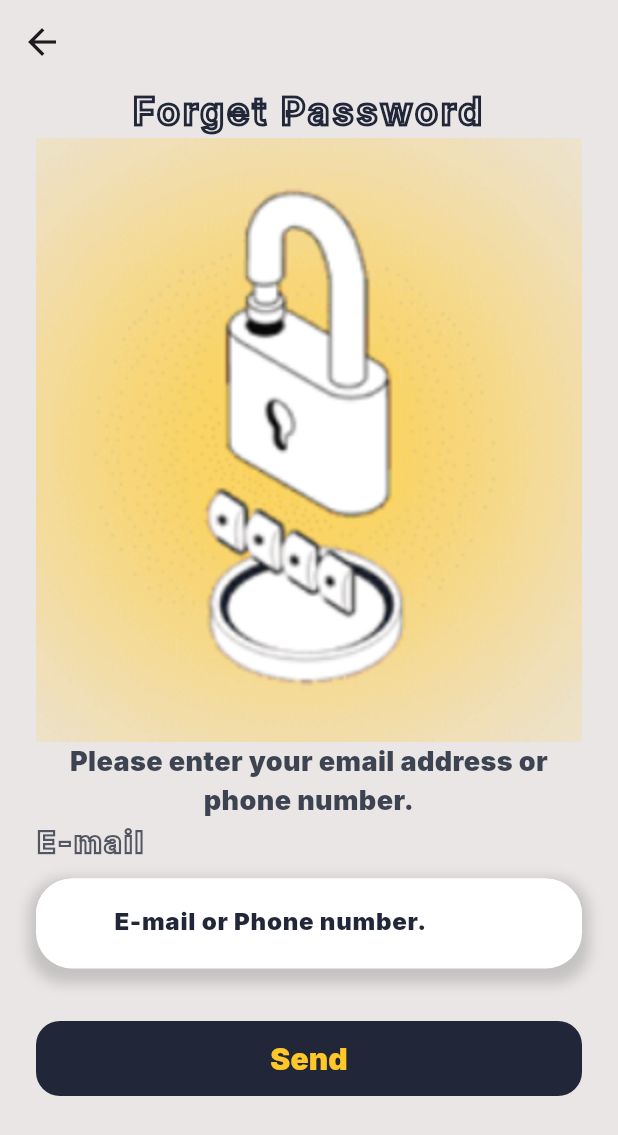
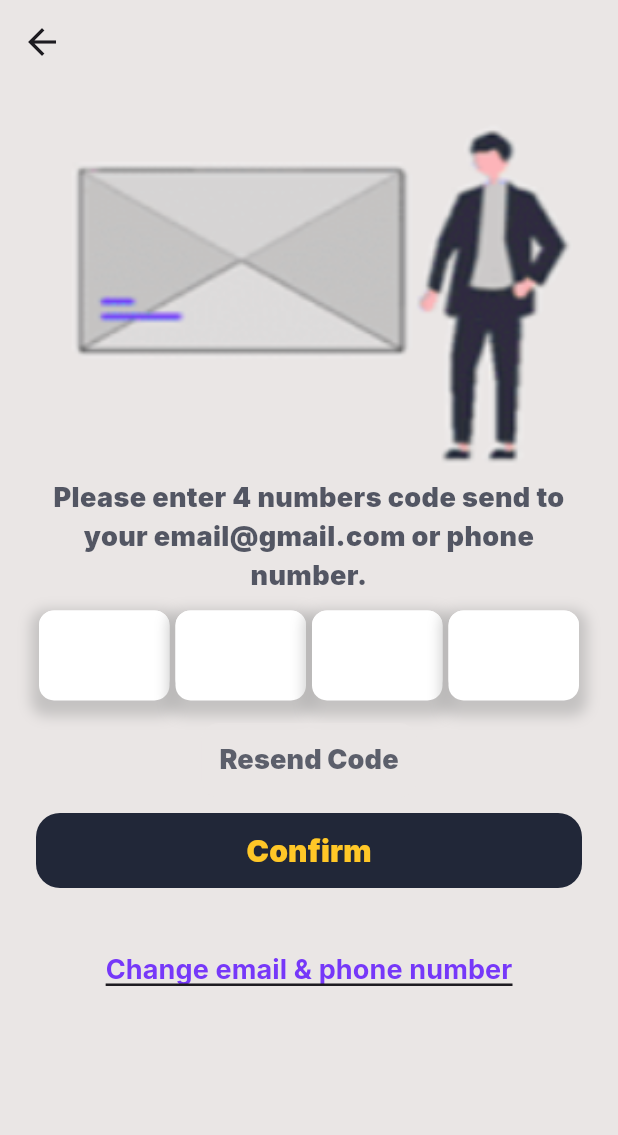
Before and after one commit to mohamedredaelsheikh/Atlia_art_app, a Flutter app: the ForgetPasswordView screen opened by its route, after a tap on "Send", on a phone screen of 412 x 824 dp. Shown: the top 1135 px of the screen. Run offline on Flutter 3.47's test engine with Material 3 defaults, Android fonts, the phone set to English and light mode, and no system bars; our stand-ins replace flutter_svg, go_router, google_fonts.

Commit message:
Reset password ui done.

```diff
--- a/lib/core/utils/app_router.dart
+++ b/lib/core/utils/app_router.dart
@@ -2,6 +2,7 @@ import 'package:atlia_art/core/utils/constants.dart';
 import 'package:atlia_art/features/Auth/presentation/views/forget_password_view.dart';
 import 'package:atlia_art/features/Auth/presentation/views/login_view.dart';
 import 'package:atlia_art/features/Auth/presentation/views/register_view.dart';
+import 'package:atlia_art/features/Auth/presentation/views/reset_password_view.dart';
 import 'package:atlia_art/features/Auth/presentation/views/welcome_view.dart';
 import 'package:atlia_art/features/splash/presentation/views/spalsh_view.dart';
 import 'package:go_router/go_router.dart';
@@ -29,6 +30,10 @@ abstract class AppRouter {
         path: kForgetPasswordView,
         builder: (context, state) => const ForgetPasswordView(),
       ),
+      GoRoute(
+        path: kResetPassword,
+        builder: (context, state) => const ResetPassword(),
+      ),
     ],
   );
 }
--- a/lib/core/utils/constants.dart
+++ b/lib/core/utils/constants.dart
@@ -8,9 +8,11 @@ const kWelcomeView = '/welcomeview';
 const kRegisterView = '/RegisterView';
 const kLoginView = '/LoginView';
 const kForgetPasswordView = '/ForgetPasswordView';
+const kResetPassword = '/ResetPassword';
+
 const kMyImage = "assets/images/my_image.jpg";
-
 const kGoogleLogo = "assets/images/google_icon.png";
 const kAppleLogo = "assets/images/Apple-Iphone-Logo.png";
 const kHelloImage = "assets/images/Hello-cuate.svg";
 const kLockImage = 'assets/images/lock.png';
+const kOtpImage = 'assets/images/otp_image.png';
--- /dev/null
+++ b/lib/features/Auth/presentation/views/reset_password_view.dart
@@ -0,0 +1,27 @@
+import 'package:atlia_art/features/Auth/presentation/widgets/reset_password_view_body.dart';
+import 'package:flutter/material.dart';
+import 'package:go_router/go_router.dart';
+
+class ResetPassword extends StatelessWidget {
+  const ResetPassword({super.key});
+
+  @override
+  Widget build(BuildContext context) {
+    return Scaffold(
+      appBar: AppBar(
+        backgroundColor: Colors.transparent,
+        elevation: 0,
+        leading: IconButton(
+          onPressed: () {
+            GoRouter.of(context).pop();
+          },
+          icon: const Icon(
+            Icons.arrow_back,
+            size: 28,
+          ),
+        ),
+      ),
+      body: const ResetPasswordBody(),
+    );
+  }
+}
--- /dev/null
+++ b/lib/features/Auth/presentation/widgets/Custom_otp_list.dart
@@ -0,0 +1,33 @@
+import 'package:atlia_art/features/Auth/presentation/widgets/custom_text_form_field.dart';
+import 'package:flutter/material.dart';
+
+class CustomOtpNumberList extends StatelessWidget {
+  const CustomOtpNumberList({
+    super.key,
+  });
+
+  @override
+  Widget build(BuildContext context) {
+    return Row(
+      children: List.generate(
+        4,
+        (index) => Expanded(
+          child: Padding(
+              padding: const EdgeInsets.symmetric(horizontal: 2),
+              child: CustomTextFormFiled(
+                validate: (value) {
+                  if (value!.isEmpty) {
+                    return "please enter the code";
+                  }
+                  return null;
+                },
+                outlineInputBorderRadius: 10,
+                borderRadius: BorderRadius.circular(10),
+                type: TextInputType.number,
+                controller: TextEditingController(),
+              )),
+        ),
+      ),
+    );
+  }
+}
--- a/lib/features/Auth/presentation/widgets/custom_text_form_field.dart
+++ b/lib/features/Auth/presentation/widgets/custom_text_form_field.dart
@@ -6,18 +6,23 @@ class CustomTextFormFiled extends StatelessWidget {
   final FormFieldValidator<String> validate;
   final void Function(String)? onChanged;
   final TextInputType? type;
-  final String hintText;
+  final String? hintText;
   final IconData? prefix;
   final bool? isPassword;
+  final BorderRadiusGeometry? borderRadius;
+  final double outlineInputBorderRadius;
+
   const CustomTextFormFiled({
     super.key,
     required this.controller,
     required this.validate,
     this.type,
-    required this.hintText,
+    this.hintText,
     this.prefix,
     this.isPassword = false,
     this.onChanged,
+    this.borderRadius,
+    this.outlineInputBorderRadius = 4,
   });
 
   @override
@@ -26,7 +31,7 @@ class CustomTextFormFiled extends StatelessWidget {
       height: 60,
       decoration: BoxDecoration(
         color: Colors.white,
-        borderRadius: BorderRadius.circular(24),
+        borderRadius: borderRadius ?? BorderRadius.circular(24),
         boxShadow: [
           BoxShadow(
               color: Colors.grey.withOpacity(0.5),
@@ -51,24 +56,30 @@ class CustomTextFormFiled extends StatelessWidget {
             color: kPrimaryColor,
           ),
           prefixIcon: Icon(prefix),
-          border: const OutlineInputBorder(
-            borderRadius: BorderRadius.all(Radius.circular(24)),
+          border: outlineInputBorder(
+            color: Colors.white,
+            raduis: outlineInputBorderRadius,
           ),
-          enabledBorder: const OutlineInputBorder(
-            borderRadius: BorderRadius.all(Radius.circular(24)),
-            borderSide: BorderSide(
-              color: Colors.white,
-            ),
+          enabledBorder: outlineInputBorder(
+            color: Colors.white,
+            raduis: outlineInputBorderRadius,
           ),
-          focusColor: Colors.white,
-          focusedBorder: const OutlineInputBorder(
-            borderRadius: BorderRadius.all(Radius.circular(24)),
-            borderSide: BorderSide(
-              color: kPrimaryColor,
-            ),
+          focusedBorder: outlineInputBorder(
+            color: kPrimaryColor,
+            raduis: outlineInputBorderRadius,
           ),
         ),
       ),
     );
   }
+
+  OutlineInputBorder outlineInputBorder(
+      {required color, required double raduis}) {
+    return OutlineInputBorder(
+      borderRadius: BorderRadius.all(Radius.circular(raduis)),
+      borderSide: BorderSide(
+        color: color!,
+      ),
+    );
+  }
 }
--- a/lib/features/Auth/presentation/widgets/forget_password_body.dart
+++ b/lib/features/Auth/presentation/widgets/forget_password_body.dart
@@ -2,13 +2,15 @@ import 'package:atlia_art/core/utils/constants.dart';
 import 'package:atlia_art/core/widgets/custom_button.dart';
 import 'package:atlia_art/features/Auth/presentation/widgets/custom_text_form_field.dart';
 import 'package:flutter/material.dart';
+import 'package:go_router/go_router.dart';
 
 class ForgetPasswordViewBody extends StatelessWidget {
   const ForgetPasswordViewBody({super.key});
 
   @override
   Widget build(BuildContext context) {
-    return Padding(
+    return SingleChildScrollView(
+      child: Padding(
         padding: const EdgeInsets.symmetric(horizontal: 24.0),
         child: Column(
           crossAxisAlignment: CrossAxisAlignment.stretch,
@@ -26,9 +28,12 @@ class ForgetPasswordViewBody extends StatelessWidget {
               ),
               textAlign: TextAlign.center,
             ),
-          Image.asset(
+            ClipRRect(
+              borderRadius: BorderRadius.circular(24),
+              child: Image.asset(
                 kLockImage,
                 fit: BoxFit.cover,
+              ),
             ),
             const Opacity(
               opacity: .85,
@@ -67,10 +72,13 @@ class ForgetPasswordViewBody extends StatelessWidget {
                 }
                 return null;
               },
+              outlineInputBorderRadius: 24,
             ),
             const SizedBox(height: 35),
             CustomButton(
-            onPressed: () {},
+              onPressed: () {
+                GoRouter.of(context).push(kResetPassword);
+              },
               backgroundcolor: kPrimaryColor,
               textcolor: kSacandaryColor,
               borderRadius: BorderRadius.circular(16),
@@ -80,6 +88,7 @@ class ForgetPasswordViewBody extends StatelessWidget {
             ),
           ],
         ),
+      ),
     );
   }
 }
--- a/lib/features/Auth/presentation/widgets/login_view_body.dart
+++ b/lib/features/Auth/presentation/widgets/login_view_body.dart
@@ -10,7 +10,8 @@ class LoginViewBody extends StatelessWidget {
 
   @override
   Widget build(BuildContext context) {
-    return Padding(
+    return SingleChildScrollView(
+      child: Padding(
         padding: const EdgeInsets.symmetric(horizontal: 24.0),
         child: Column(
           crossAxisAlignment: CrossAxisAlignment.stretch,
@@ -71,6 +72,7 @@ class LoginViewBody extends StatelessWidget {
                 }
                 return null;
               },
+              outlineInputBorderRadius: 24,
             ),
             const SizedBox(
               height: 15,
@@ -104,9 +106,10 @@ class LoginViewBody extends StatelessWidget {
                 }
                 return null;
               },
+              outlineInputBorderRadius: 24,
             ),
             const SizedBox(
-            height: 10,
+              height: 20,
             ),
             Row(
               mainAxisAlignment: MainAxisAlignment.end,
@@ -145,6 +148,7 @@ class LoginViewBody extends StatelessWidget {
             const CustomSignInWithIcons(),
           ],
         ),
+      ),
     );
   }
 }
--- a/lib/features/Auth/presentation/widgets/register_view_body.dart
+++ b/lib/features/Auth/presentation/widgets/register_view_body.dart
@@ -74,6 +74,7 @@ class RegisterViewBody extends StatelessWidget {
                 }
                 return null;
               },
+              outlineInputBorderRadius: 24,
               type: TextInputType.name,
             ),
             const SizedBox(
@@ -107,6 +108,7 @@ class RegisterViewBody extends StatelessWidget {
                 }
                 return null;
               },
+              outlineInputBorderRadius: 24,
             ),
             const SizedBox(
               height: 15,
@@ -139,6 +141,7 @@ class RegisterViewBody extends StatelessWidget {
                 }
                 return null;
               },
+              outlineInputBorderRadius: 24,
             ),
             const SizedBox(
               height: 15,
@@ -172,6 +175,7 @@ class RegisterViewBody extends StatelessWidget {
                 }
                 return null;
               },
+              outlineInputBorderRadius: 24,
             ),
             const SizedBox(
               height: 25,
--- /dev/null
+++ b/lib/features/Auth/presentation/widgets/reset_password_view_body.dart
@@ -0,0 +1,95 @@
+import 'package:atlia_art/core/utils/constants.dart';
+import 'package:atlia_art/core/widgets/custom_button.dart';
+import 'package:atlia_art/features/Auth/presentation/widgets/Custom_otp_list.dart';
+import 'package:flutter/material.dart';
+import 'package:go_router/go_router.dart';
+
+class ResetPasswordBody extends StatelessWidget {
+  const ResetPasswordBody({super.key});
+
+  @override
+  Widget build(BuildContext context) {
+    return SingleChildScrollView(
+      child: Padding(
+        padding: const EdgeInsets.symmetric(horizontal: 24),
+        child: Column(
+          crossAxisAlignment: CrossAxisAlignment.stretch,
+          children: [
+            Image.asset(
+              kOtpImage,
+              fit: BoxFit.cover,
+            ),
+            const Opacity(
+              opacity: .75,
+              child: Text(
+                "Please enter 4 numbers code send to your email@gmail.com or phone number.",
+                style: TextStyle(
+                    fontSize: 18,
+                    fontWeight: FontWeight.w900,
+                    color: kPrimaryColor),
+                textAlign: TextAlign.center,
+              ),
+            ),
+            const SizedBox(
+              height: 10,
+            ),
+            const CustomOtpNumberList(),
+            const SizedBox(
+              height: 15,
+            ),
+            Row(
+              mainAxisAlignment: MainAxisAlignment.center,
+              children: [
+                Opacity(
+                  opacity: 0.7,
+                  child: CustomButton(
+                    onPressed: () {},
+                    backgroundcolor: kThairdColor,
+                    text: "Resend Code",
+                    textcolor: kPrimaryColor,
+                    fontsize: 18,
+                    height: 50,
+                  ),
+                ),
+              ],
+            ),
+            const SizedBox(
+              height: 10,
+            ),
+            CustomButton(
+              onPressed: () {},
+              backgroundcolor: kPrimaryColor,
+              textcolor: kSacandaryColor,
+              borderRadius: BorderRadius.circular(16),
+              text: "Confirm",
+              fontsize: 20,
+              height: 50,
+            ),
+            const SizedBox(
+              height: 30,
+            ),
+            Row(
+              mainAxisAlignment: MainAxisAlignment.center,
+              children: [
+                CustomButton(
+                  onPressed: () {
+                    GoRouter.of(context).pop(kForgetPasswordView);
+                  },
+                  backgroundcolor: kThairdColor,
+                  text: "Change email & phone number",
+                  style: const TextStyle(
+                    color: Color(0xff7638F9),
+                    fontSize: 18,
+                    fontWeight: FontWeight.bold,
+                    decoration: TextDecoration.underline,
+                  ),
+                  height: 50,
+                ),
+              ],
+            ),
+          ],
+        ),
+      ),
+    );
+  }
+}
```
Also changed, not shown: assets/images/otp_image.png (added). Lines whose indentation alone changed are shown as unchanged.
